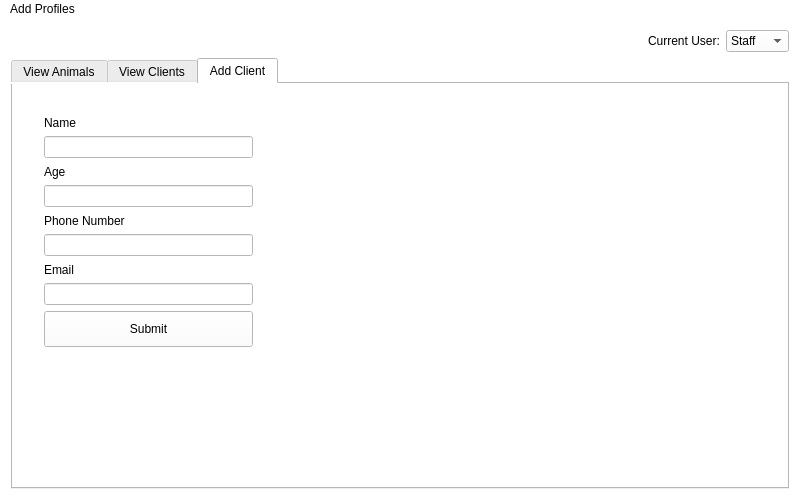
Qt form app/MainWindow/MainWindow.ui (lfroms/cuacs) before a commit.
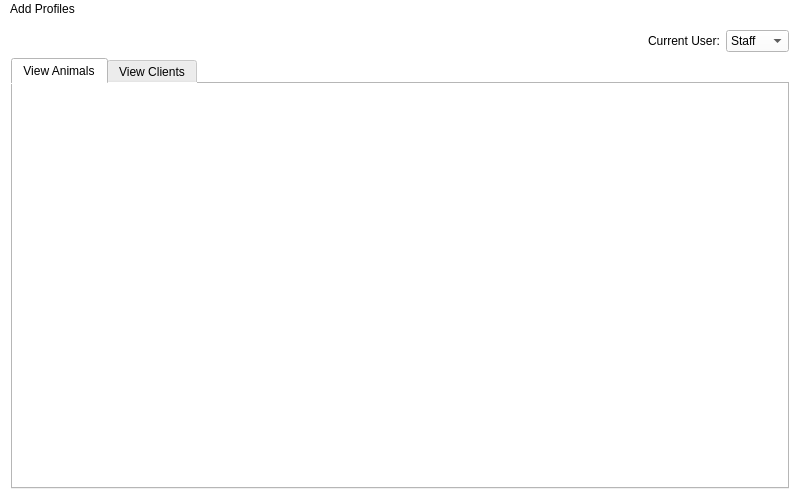
The same form after that commit. The open tabs and pages were chosen to show the change.

```diff
--- a/app/MainWindow/MainWindow.ui
+++ b/app/MainWindow/MainWindow.ui
@@ -129,104 +129,33 @@
          <attribute name="title">
           <string>View Clients</string>
          </attribute>
-         <widget class="QListWidget" name="clientsListWidget">
-          <property name="geometry">
-           <rect>
-            <x>0</x>
-            <y>0</y>
-            <width>755</width>
-            <height>398</height>
-           </rect>
+         <layout class="QGridLayout" name="gridLayout_2">
+          <property name="leftMargin">
+           <number>0</number>
           </property>
-          <property name="frameShape">
-           <enum>QFrame::NoFrame</enum>
+          <property name="topMargin">
+           <number>0</number>
           </property>
-          <property name="frameShadow">
-           <enum>QFrame::Plain</enum>
+          <property name="rightMargin">
+           <number>0</number>
           </property>
-         </widget>
-        </widget>
-        <widget class="QWidget" name="addClientTab">
-         <attribute name="title">
-          <string>Add Client</string>
-         </attribute>
-         <widget class="QWidget" name="verticalLayoutWidget_5">
-          <property name="geometry">
-           <rect>
-            <x>20</x>
-            <y>20</y>
-            <width>231</width>
-            <height>254</height>
-           </rect>
+          <property name="bottomMargin">
+           <number>0</number>
           </property>
-          <layout class="QVBoxLayout" name="clientVerticalLayout1">
-           <item>
-            <widget class="QLabel" name="clientNameLabel">
-             <property name="text">
-              <string>Name</string>
-             </property>
-            </widget>
-           </item>
-           <item>
-            <widget class="QLineEdit" name="clientNameEdit"/>
-           </item>
-           <item>
-            <widget class="QLabel" name="clientAgeLabel">
-             <property name="text">
-              <string>Age</string>
-             </property>
-            </widget>
-           </item>
-           <item>
-            <widget class="QLineEdit" name="clientAgeEdit"/>
-           </item>
-           <item>
-            <widget class="QLabel" name="clientPhoneNumberLabel">
-             <property name="text">
-              <string>Phone Number</string>
-             </property>
-            </widget>
-           </item>
-           <item>
-            <widget class="QLineEdit" name="clientPhoneNumberEdit"/>
-           </item>
-           <item>
-            <widget class="QLabel" name="clientEmailLabel">
-             <property name="text">
-              <string>Email</string>
-             </property>
-            </widget>
-           </item>
-           <item>
-            <widget class="QLineEdit" name="clientEmailEdit"/>
-           </item>
-           <item>
-            <widget class="QPushButton" name="clientSubmit">
-             <property name="sizePolicy">
-              <sizepolicy hsizetype="Minimum" vsizetype="Fixed">
-               <horstretch>0</horstretch>
-               <verstretch>0</verstretch>
-              </sizepolicy>
-             </property>
-             <property name="minimumSize">
-              <size>
-               <width>0</width>
-               <height>36</height>
-              </size>
-             </property>
-             <property name="text">
-              <string>Submit</string>
-             </property>
-             <property name="autoDefault">
-              <bool>false</bool>
-             </property>
-             <property name="flat">
-              <bool>false</bool>
-             </property>
-            </widget>
-           </item>
-          </layout>
-         </widget>
+          <property name="spacing">
+           <number>0</number>
+          </property>
+          <item row="0" column="0">
+           <widget class="QListWidget" name="clientsListWidget">
+            <property name="frameShape">
+             <enum>QFrame::NoFrame</enum>
+            </property>
+            <property name="frameShadow">
+             <enum>QFrame::Plain</enum>
+            </property>
+           </widget>
+          </item>
+         </layout>
         </widget>
        </widget>
       </item>
```
Left out of the diff: 17 changed lines with no effect on the pictures.
